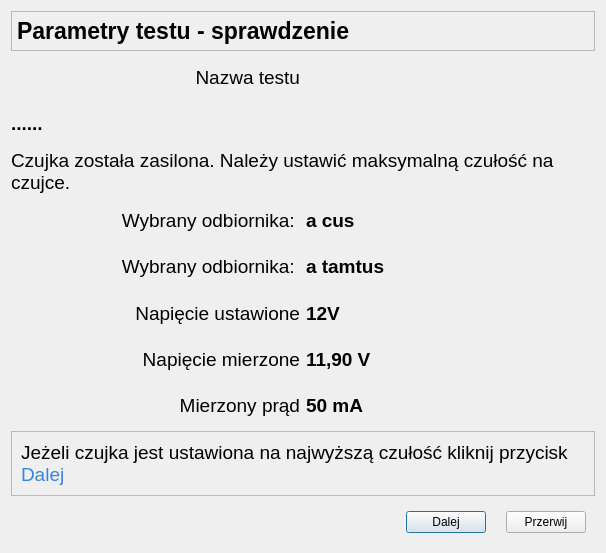
This is CzujkiLinioweApp/test5zasilanieczujki.ui in wiacekmarcin/CzujkiLiniowe as Qt 5 draws it before an edit. The edited form follows.
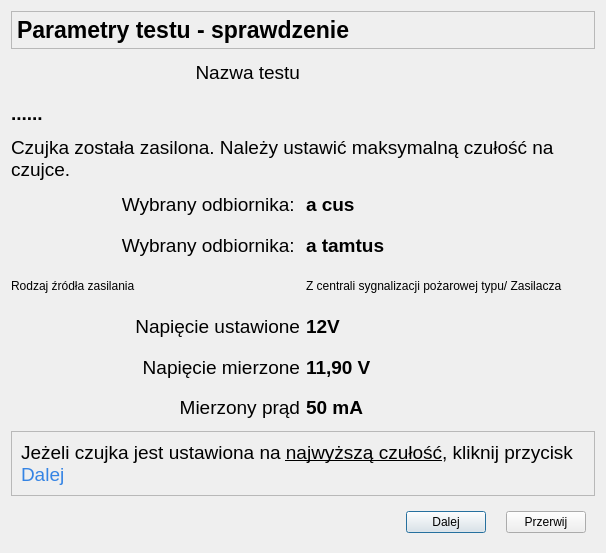
This is the edited form. Icons and pictures are not drawn.

The edit to the form file:
```diff
--- a/CzujkiLinioweApp/test5zasilanieczujki.ui
+++ b/CzujkiLinioweApp/test5zasilanieczujki.ui
@@ -14,17 +14,18 @@
    <string>Parametry Testu - potwierdzenie wykonanych czynności</string>
   </property>
   <layout class="QGridLayout" name="gridLayout">
-   <item row="4" column="1">
-    <widget class="QLabel" name="label_14">
+   <item row="3" column="0" colspan="2">
+    <widget class="QLabel" name="label_4">
      <property name="font">
       <font>
        <pointsize>14</pointsize>
-       <weight>75</weight>
-       <bold>true</bold>
       </font>
      </property>
      <property name="text">
-      <string>a cus</string>
+      <string>Czujka została zasilona. Należy ustawić maksymalną czułość na czujce. </string>
+     </property>
+     <property name="wordWrap">
+      <bool>true</bool>
      </property>
     </widget>
    </item>
@@ -33,7 +34,6 @@
      <property name="font">
       <font>
        <pointsize>14</pointsize>
-       <weight>75</weight>
        <bold>true</bold>
       </font>
      </property>
@@ -42,47 +42,58 @@
      </property>
     </widget>
    </item>
-   <item row="1" column="0">
-    <widget class="QLabel" name="label">
+   <item row="9" column="0">
+    <widget class="QLabel" name="label_10">
      <property name="font">
       <font>
        <pointsize>14</pointsize>
       </font>
      </property>
      <property name="text">
-      <string>Nazwa testu</string>
+      <string>Mierzony prąd</string>
      </property>
      <property name="alignment">
       <set>Qt::AlignRight|Qt::AlignTrailing|Qt::AlignVCenter</set>
      </property>
     </widget>
    </item>
-   <item row="3" column="0" colspan="2">
-    <widget class="QLabel" name="label_4">
+   <item row="10" column="0" colspan="2">
+    <widget class="QFrame" name="frame_2">
+     <property name="frameShape">
+      <enum>QFrame::StyledPanel</enum>
+     </property>
+     <property name="frameShadow">
+      <enum>QFrame::Raised</enum>
+     </property>
+     <layout class="QHBoxLayout" name="horizontalLayout_2">
+      <item>
+       <widget class="QLabel" name="label_9">
      <property name="font">
       <font>
        <pointsize>14</pointsize>
       </font>
      </property>
      <property name="text">
-      <string>Czujka została zasilona. Należy ustawić maksymalną czułość na czujce.</string>
+         <string>&lt;html&gt;&lt;head/&gt;&lt;body&gt;&lt;p&gt;Jeżeli czujka jest ustawiona na &lt;span style=&quot; text-decoration: underline;&quot;&gt;najwyższą czułość&lt;/span&gt;, kliknij przycisk&lt;span style=&quot; color:#3584e4;&quot;&gt; Dalej&lt;/span&gt;&lt;/p&gt;&lt;/body&gt;&lt;/html&gt;</string>
      </property>
      <property name="wordWrap">
       <bool>true</bool>
      </property>
     </widget>
    </item>
-   <item row="2" column="0" colspan="2">
-    <widget class="QLabel" name="label_2">
+     </layout>
+    </widget>
+   </item>
+   <item row="4" column="1">
+    <widget class="QLabel" name="label_14">
      <property name="font">
       <font>
        <pointsize>14</pointsize>
-       <weight>75</weight>
        <bold>true</bold>
       </font>
      </property>
      <property name="text">
-      <string>......</string>
+      <string>a cus</string>
      </property>
     </widget>
    </item>
@@ -101,6 +112,49 @@
      </property>
     </widget>
    </item>
+   <item row="8" column="0">
+    <widget class="QLabel" name="label_7">
+     <property name="font">
+      <font>
+       <pointsize>14</pointsize>
+      </font>
+     </property>
+     <property name="text">
+      <string>Napięcie mierzone</string>
+     </property>
+     <property name="alignment">
+      <set>Qt::AlignRight|Qt::AlignTrailing|Qt::AlignVCenter</set>
+     </property>
+    </widget>
+   </item>
+   <item row="8" column="1">
+    <widget class="QLabel" name="label_8">
+     <property name="font">
+      <font>
+       <pointsize>14</pointsize>
+       <bold>true</bold>
+      </font>
+     </property>
+     <property name="text">
+      <string>11,90 V</string>
+     </property>
+    </widget>
+   </item>
+   <item row="4" column="0">
+    <widget class="QLabel" name="ePierwszy">
+     <property name="font">
+      <font>
+       <pointsize>14</pointsize>
+      </font>
+     </property>
+     <property name="text">
+      <string>Wybrany odbiornika: </string>
+     </property>
+     <property name="alignment">
+      <set>Qt::AlignRight|Qt::AlignTrailing|Qt::AlignVCenter</set>
+     </property>
+    </widget>
+   </item>
    <item row="0" column="0" colspan="2">
     <widget class="QFrame" name="frame">
      <property name="maximumSize">
@@ -139,7 +193,6 @@
         <property name="font">
          <font>
           <pointsize>17</pointsize>
-          <weight>75</weight>
           <bold>true</bold>
          </font>
         </property>
@@ -151,49 +204,33 @@
      </layout>
     </widget>
    </item>
-   <item row="9" column="0" colspan="2">
-    <widget class="QFrame" name="frame_2">
-     <property name="frameShape">
-      <enum>QFrame::StyledPanel</enum>
-     </property>
-     <property name="frameShadow">
-      <enum>QFrame::Raised</enum>
-     </property>
-     <layout class="QHBoxLayout" name="horizontalLayout_2">
-      <item>
-       <widget class="QLabel" name="label_9">
+   <item row="9" column="1">
+    <widget class="QLabel" name="label_11">
         <property name="font">
          <font>
           <pointsize>14</pointsize>
+       <bold>true</bold>
          </font>
         </property>
         <property name="text">
-         <string>&lt;html&gt;&lt;head/&gt;&lt;body&gt;&lt;p&gt;Jeżeli czujka jest ustawiona na najwyższą czułość kliknij przycisk&lt;span style=&quot; color:#3584e4;&quot;&gt; Dalej&lt;/span&gt;&lt;/p&gt;&lt;/body&gt;&lt;/html&gt;</string>
-        </property>
-        <property name="wordWrap">
-         <bool>true</bool>
-        </property>
-       </widget>
-      </item>
-     </layout>
-    </widget>
-   </item>
-   <item row="7" column="0">
-    <widget class="QLabel" name="label_7">
+      <string>50 mA</string>
+     </property>
+    </widget>
+   </item>
+   <item row="7" column="1">
+    <widget class="QLabel" name="label_6">
      <property name="font">
       <font>
        <pointsize>14</pointsize>
+       <bold>true</bold>
       </font>
      </property>
      <property name="text">
-      <string>Napięcie mierzone</string>
+      <string>12V</string>
      </property>
-     <property name="alignment">
-      <set>Qt::AlignRight|Qt::AlignTrailing|Qt::AlignVCenter</set>
-     </property>
     </widget>
    </item>
-   <item row="10" column="0" colspan="2">
+   <item row="11" column="0" colspan="2">
     <widget class="QWidget" name="widget" native="true">
      <layout class="QHBoxLayout" name="horizontalLayout_3">
       <property name="spacing">
@@ -237,36 +274,7 @@
      </layout>
     </widget>
    </item>
-   <item row="4" column="0">
-    <widget class="QLabel" name="ePierwszy">
-     <property name="font">
-      <font>
-       <pointsize>14</pointsize>
-      </font>
-     </property>
-     <property name="text">
-      <string>Wybrany odbiornika: </string>
-     </property>
-     <property name="alignment">
-      <set>Qt::AlignRight|Qt::AlignTrailing|Qt::AlignVCenter</set>
-     </property>
-    </widget>
-   </item>
-   <item row="6" column="1">
-    <widget class="QLabel" name="label_6">
-     <property name="font">
-      <font>
-       <pointsize>14</pointsize>
-       <weight>75</weight>
-       <bold>true</bold>
-      </font>
-     </property>
-     <property name="text">
-      <string>12V</string>
-     </property>
-    </widget>
-   </item>
-   <item row="6" column="0">
+   <item row="7" column="0">
     <widget class="QLabel" name="label_5">
      <property name="font">
       <font>
@@ -281,46 +289,45 @@
      </property>
     </widget>
    </item>
-   <item row="7" column="1">
-    <widget class="QLabel" name="label_8">
+   <item row="1" column="0">
+    <widget class="QLabel" name="label">
      <property name="font">
       <font>
        <pointsize>14</pointsize>
-       <weight>75</weight>
-       <bold>true</bold>
       </font>
      </property>
      <property name="text">
-      <string>11,90 V</string>
-     </property>
-    </widget>
-   </item>
-   <item row="8" column="0">
-    <widget class="QLabel" name="label_10">
-     <property name="font">
-      <font>
-       <pointsize>14</pointsize>
-      </font>
-     </property>
-     <property name="text">
-      <string>Mierzony prąd</string>
+      <string>Nazwa testu</string>
      </property>
      <property name="alignment">
       <set>Qt::AlignRight|Qt::AlignTrailing|Qt::AlignVCenter</set>
      </property>
     </widget>
    </item>
-   <item row="8" column="1">
-    <widget class="QLabel" name="label_11">
+   <item row="2" column="0" colspan="2">
+    <widget class="QLabel" name="label_2">
      <property name="font">
       <font>
        <pointsize>14</pointsize>
-       <weight>75</weight>
        <bold>true</bold>
       </font>
      </property>
      <property name="text">
-      <string>50 mA</string>
+      <string>......</string>
+     </property>
+    </widget>
+   </item>
+   <item row="6" column="0">
+    <widget class="QLabel" name="label_12">
+     <property name="text">
+      <string>Rodzaj źródła zasilania</string>
+     </property>
+    </widget>
+   </item>
+   <item row="6" column="1">
+    <widget class="QLabel" name="label_13">
+     <property name="text">
+      <string>Z centrali sygnalizacji pożarowej typu/ Zasilacza </string>
      </property>
     </widget>
    </item>
```
Lines whose indentation alone changed are shown as unchanged.
